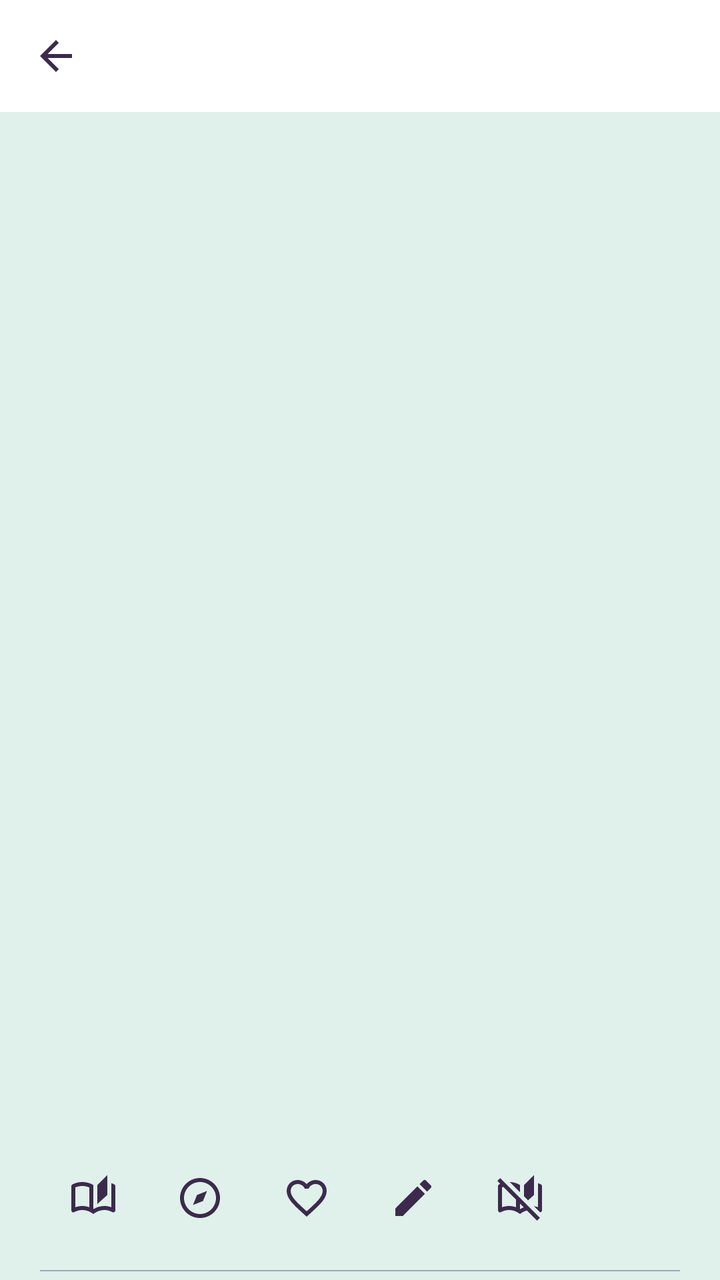
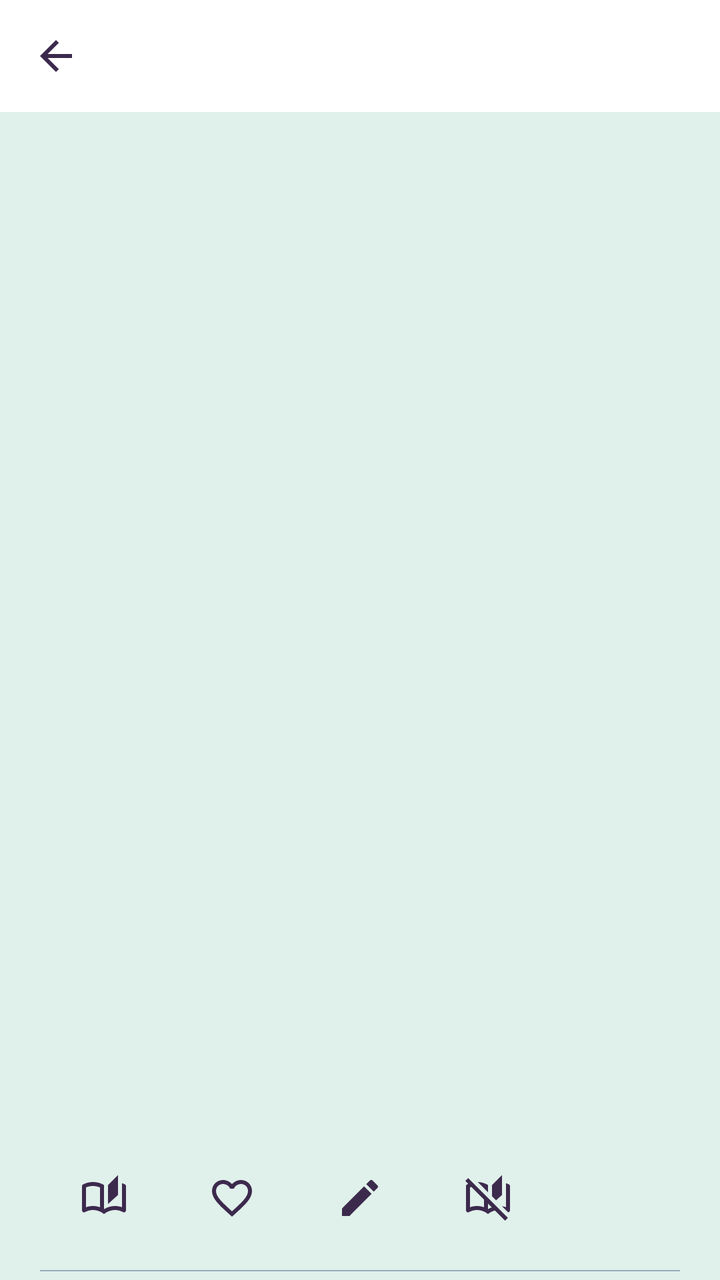

An Android layout rendered at two revisions. The XML below is the earlier revision; the diff shows what the commit changed to produce the second picture.
<!-- AndroidManifest.xml: activity theme Theme.EpubReader -->
<!-- res/layout/activity_book_details.xml -->
<?xml version="1.0" encoding="utf-8"?>
<androidx.coordinatorlayout.widget.CoordinatorLayout
    xmlns:android="http://schemas.android.com/apk/res/android"
    xmlns:app="http://schemas.android.com/apk/res-auto"
    android:layout_width="match_parent"
    android:layout_height="match_parent"
    android:fitsSystemWindows="true"
    android:background="?android:colorBackground">

    
    
    

    <com.google.android.material.appbar.AppBarLayout
        android:layout_width="match_parent"
        android:layout_height="wrap_content"
        android:background="?attr/colorSurface"
        app:elevation="0dp">

        <com.google.android.material.appbar.MaterialToolbar
            android:id="@+id/toolbar"
            android:layout_width="match_parent"
            android:layout_height="?attr/actionBarSize"
            android:title="@string/app_name"
            app:titleTextColor="?android:textColorPrimary"
            app:navigationIcon="@drawable/ic_arrow_back"
            app:navigationIconTint="?android:textColorPrimary" />

    </com.google.android.material.appbar.AppBarLayout>


    
    
    

    <androidx.core.widget.NestedScrollView
        android:layout_width="match_parent"
        android:layout_height="match_parent"
        android:fillViewport="true"
        android:background="?android:colorBackground"
        app:layout_behavior="@string/appbar_scrolling_view_behavior">

        <LinearLayout
            android:layout_width="match_parent"
            android:layout_height="wrap_content"
            android:orientation="vertical"
            android:paddingBottom="24dp">


            
            
            

            <FrameLayout
                android:layout_width="match_parent"
                android:layout_height="wrap_content"
                android:paddingStart="@dimen/app_row_content_padding_h"
                android:paddingEnd="@dimen/app_row_content_padding_h"
                android:paddingTop="8dp"
                android:paddingBottom="4dp">

                <ImageView
                    android:id="@+id/cover"
                    android:layout_width="wrap_content"
                    android:layout_height="450dp"
                    android:layout_gravity="start"
                    android:adjustViewBounds="true"
                    android:contentDescription="@string/book_cover"
                    android:scaleType="fitCenter" />

            </FrameLayout>


            
            
            

            <TextView
                android:id="@+id/title"
                android:layout_width="match_parent"
                android:layout_height="wrap_content"
                android:layout_marginStart="@dimen/app_row_content_padding_h"
                android:layout_marginTop="12dp"
                android:layout_marginEnd="@dimen/app_row_content_padding_h"
                android:gravity="start"
                android:textColor="?android:textColorPrimary"
                android:textSize="26sp"
                android:textStyle="bold"
                android:textAllCaps="true" />


            
            
            

            <LinearLayout
                android:layout_width="match_parent"
                android:layout_height="wrap_content"
                android:layout_marginStart="@dimen/app_row_content_padding_h"
                android:layout_marginTop="10dp"
                android:layout_marginEnd="@dimen/app_row_content_padding_h"
                android:gravity="start"
                android:orientation="horizontal">

                

                <ImageButton
                    android:id="@+id/btnRead"
                    android:layout_width="0dp"
                    android:layout_height="48dp"
                    android:layout_weight="1"
                    android:background="?attr/selectableItemBackgroundBorderless"
                    android:contentDescription="@string/option_open"
                    android:padding="10dp"
                    android:src="@drawable/ic_menu_book"
                    app:tint="?android:textColorPrimary" />

                

                <ImageButton
                    android:id="@+id/btnReadingNook"
                    android:layout_width="0dp"
                    android:layout_height="48dp"
                    android:layout_weight="1"
                    android:background="?attr/selectableItemBackgroundBorderless"
                    android:contentDescription="@string/reading_nook_open"
                    android:padding="10dp"
                    android:src="@drawable/ic_compass"
                    app:tint="?android:textColorPrimary" />

                

                <ImageButton
                    android:id="@+id/btnFavorite"
                    android:layout_width="0dp"
                    android:layout_height="48dp"
                    android:layout_weight="1"
                    android:background="?attr/selectableItemBackgroundBorderless"
                    android:contentDescription="@string/option_favorite"
                    android:padding="10dp"
                    android:src="@drawable/ic_favorite_border"
                    app:tint="?android:textColorPrimary" />

                

                <ImageButton
                    android:id="@+id/btnEditDetails"
                    android:layout_width="0dp"
                    android:layout_height="48dp"
                    android:layout_weight="1"
                    android:background="?attr/selectableItemBackgroundBorderless"
                    android:contentDescription="@string/option_edit_details"
                    android:padding="10dp"
                    android:src="@drawable/ic_edit"
                    app:tint="?android:textColorPrimary" />

                <ImageButton
                    android:id="@+id/btnRemoveReading"
                    android:layout_width="0dp"
                    android:layout_height="48dp"
                    android:layout_weight="1"
                    android:background="?attr/selectableItemBackgroundBorderless"
                    android:contentDescription="@string/option_remove_reading"
                    android:padding="10dp"
                    android:src="@drawable/ic_remove_reading"
                    app:tint="?android:textColorPrimary" />

                

                <ImageButton
                    android:id="@+id/btnRemove"
                    android:layout_width="0dp"
                    android:layout_height="48dp"
                    android:layout_weight="1"
                    android:background="?attr/selectableItemBackgroundBorderless"
                    android:contentDescription="@string/option_remove"
                    android:padding="10dp"
                    android:src="@drawable/ic_delete"
                    app:tint="@color/pop" />

            </LinearLayout>


            
            
            

            <View
                android:layout_width="match_parent"
                android:layout_height="0.5dp"
                android:layout_marginStart="@dimen/app_row_content_padding_h"
                android:layout_marginTop="12dp"
                android:layout_marginEnd="@dimen/app_row_content_padding_h"
                android:background="@color/light_border" />


            
            
            

            <LinearLayout
                android:layout_width="match_parent"
                android:layout_height="wrap_content"
                android:layout_marginStart="@dimen/app_row_content_padding_h"
                android:layout_marginTop="8dp"
                android:layout_marginEnd="@dimen/app_row_content_padding_h"
                android:orientation="vertical">


                

                <TextView
                    android:id="@+id/bookNameLabel"
                    style="@style/ReaderSettingLabel"
                    android:layout_width="match_parent"
                    android:layout_height="wrap_content"
                    android:layout_marginTop="4dp"
                    android:text="@string/book_name" />

                <TextView
                    android:id="@+id/bookValue"
                    android:layout_width="match_parent"
                    android:layout_height="wrap_content"
                    android:layout_marginTop="2dp"
                    android:textColor="?android:textColorPrimary"
                    android:textSize="15sp" />


                

                <TextView
                    android:id="@+id/bookAuthorLabel"
                    style="@style/ReaderSettingLabel"
                    android:layout_width="match_parent"
                    android:layout_height="wrap_content"
                    android:layout_marginTop="12dp"
                    android:text="@string/book_author" />

                <TextView
                    android:id="@+id/authorValue"
                    android:layout_width="match_parent"
                    android:layout_height="wrap_content"
                    android:layout_marginTop="2dp"
                    android:textColor="?android:textColorPrimary"
                    android:textSize="15sp" />


                

                <LinearLayout
                    android:id="@+id/seriesContainer"
                    android:layout_width="match_parent"
                    android:layout_height="wrap_content"
                    android:orientation="vertical">

                    <TextView
                        android:id="@+id/bookSeriesLabel"
                        style="@style/ReaderSettingLabel"
                        android:layout_width="match_parent"
                        android:layout_height="wrap_content"
                        android:layout_marginTop="12dp"
                        android:text="@string/book_series" />

                    <TextView
                        android:id="@+id/seriesValue"
                        android:layout_width="match_parent"
                        android:layout_height="wrap_content"
                        android:layout_marginTop="2dp"
                        android:textColor="?android:textColorPrimary"
                        android:textSize="15sp" />

                </LinearLayout>


                

                <TextView
                    android:id="@+id/bookFilenameLabel"
                    style="@style/ReaderSettingLabel"
                    android:layout_width="match_parent"
                    android:layout_height="wrap_content"
                    android:layout_marginTop="12dp"
                    android:text="@string/book_filename" />

                <TextView
                    android:id="@+id/filenameValue"
                    android:layout_width="match_parent"
                    android:layout_height="wrap_content"
                    android:layout_marginTop="2dp"
                    android:textColor="?android:textColorPrimary"
                    android:textSize="15sp" />


                

                <TextView
                    android:id="@+id/bookSizeLabel"
                    style="@style/ReaderSettingLabel"
                    android:layout_width="match_parent"
                    android:layout_height="wrap_content"
                    android:layout_marginTop="12dp"
                    android:text="@string/book_size" />

                <TextView
                    android:id="@+id/filesizeValue"
                    android:layout_width="match_parent"
                    android:layout_height="wrap_content"
                    android:layout_marginTop="2dp"
                    android:textColor="?android:textColorPrimary"
                    android:textSize="15sp" />


                

                <TextView
                    android:id="@+id/bookLanguageLabel"
                    style="@style/ReaderSettingLabel"
                    android:layout_width="match_parent"
                    android:layout_height="wrap_content"
                    android:layout_marginTop="12dp"
                    android:text="@string/book_language" />

                <TextView
                    android:id="@+id/languageValue"
                    android:layout_width="match_parent"
                    android:layout_height="wrap_content"
                    android:layout_marginTop="2dp"
                    android:textColor="?android:textColorPrimary"
                    android:textSize="15sp" />

                <TextView
                    android:id="@+id/publishYearLabel"
                    style="@style/ReaderSettingLabel"
                    android:layout_width="match_parent"
                    android:layout_height="wrap_content"
                    android:layout_marginTop="12dp"
                    android:text="@string/book_publish_year" />

                <TextView
                    android:id="@+id/publishYearValue"
                    android:layout_width="match_parent"
                    android:layout_height="wrap_content"
                    android:layout_marginTop="2dp"
                    android:textColor="?android:textColorPrimary"
                    android:textSize="15sp" />

                <TextView
                    android:id="@+id/subjectsLabel"
                    style="@style/ReaderSettingLabel"
                    android:layout_width="match_parent"
                    android:layout_height="wrap_content"
                    android:layout_marginTop="12dp"
                    android:text="@string/book_subjects" />

                <TextView
                    android:id="@+id/subjectsValue"
                    android:layout_width="match_parent"
                    android:layout_height="wrap_content"
                    android:layout_marginTop="2dp"
                    android:textColor="?android:textColorPrimary"
                    android:textSize="15sp" />


                

                <TextView
                    android:id="@+id/bookAddedLabel"
                    style="@style/ReaderSettingLabel"
                    android:layout_width="match_parent"
                    android:layout_height="wrap_content"
                    android:layout_marginTop="12dp"
                    android:text="@string/book_added" />

                <TextView
                    android:id="@+id/dateAddedValue"
                    android:layout_width="match_parent"
                    android:layout_height="wrap_content"
                    android:layout_marginTop="2dp"
                    android:textColor="?android:textColorPrimary"
                    android:textSize="15sp" />


                

                <LinearLayout
                    android:id="@+id/lastReadContainer"
                    android:layout_width="match_parent"
                    android:layout_height="wrap_content"
                    android:orientation="vertical">

                    <TextView
                        android:id="@+id/lastReadLabel"
                        style="@style/ReaderSettingLabel"
                        android:layout_width="match_parent"
                        android:layout_height="wrap_content"
                        android:layout_marginTop="12dp"
                        android:text="@string/book_last_read_and_bookmark" />

                    <TextView
                        android:id="@+id/lastReadValue"
                        android:layout_width="match_parent"
                        android:layout_height="wrap_content"
                        android:layout_marginTop="2dp"
                        android:textColor="?android:textColorPrimary"
                        android:textSize="15sp" />

                </LinearLayout>

            </LinearLayout>


            
            
            

            <View
                android:layout_width="match_parent"
                android:layout_height="0.5dp"
                android:layout_marginStart="@dimen/app_row_content_padding_h"
                android:layout_marginTop="16dp"
                android:layout_marginEnd="@dimen/app_row_content_padding_h"
                android:background="@color/light_border" />


            
            
            

            <LinearLayout
                android:id="@+id/descriptionContainer"
                android:layout_width="match_parent"
                android:layout_height="wrap_content"
                android:layout_marginStart="@dimen/app_row_content_padding_h"
                android:layout_marginTop="8dp"
                android:layout_marginEnd="@dimen/app_row_content_padding_h"
                android:orientation="vertical">

                <TextView
                    android:id="@+id/descriptionLabel"
                    style="@style/ReaderSettingLabel"
                    android:layout_width="match_parent"
                    android:layout_height="wrap_content"
                    android:layout_marginTop="4dp"
                    android:text="@string/book_description" />

                <TextView
                    android:id="@+id/description"
                    android:layout_width="match_parent"
                    android:layout_height="wrap_content"
                    android:layout_marginTop="2dp"
                    android:lineSpacingExtra="3dp"
                    android:textColor="?android:textColorPrimary"
                    android:textSize="15sp" />

            </LinearLayout>

        </LinearLayout>

    </androidx.core.widget.NestedScrollView>

</androidx.coordinatorlayout.widget.CoordinatorLayout>
<!-- resources referenced by this layout -->
<resources>
  <color name="light_border">@color/palette_slate</color>
  <color name="pop">@color/palette_mint</color>
  <dimen name="app_row_content_padding_h">20dp</dimen>
  <!-- drawable ic_compass (drawable) -->
  <vector xmlns:android="http://schemas.android.com/apk/res/android"
      android:width="24dp"
      android:height="24dp"
      android:viewportWidth="24"
      android:viewportHeight="24">
      <path
          android:fillColor="@android:color/white"
          android:pathData="M12,2C6.48,2 2,6.48 2,12s4.48,10 10,10 10,-4.48 10,-10S17.52,2 12,2zM12,20c-4.41,0 -8,-3.59 -8,-8s3.59,-8 8,-8 8,3.59 8,8 -3.59,8 -8,8zM15.5,8.5l-5,2 -2,5 5,-2 2,-5z" />
  </vector>
  <string name="app_name">The Bookworm Bliss</string>
  <string name="book_added">Date added</string>
  <string name="book_author">Author</string>
  <string name="book_cover">Book cover</string>
  <string name="book_description">Description</string>
  <string name="book_filename">Filename</string>
  <string name="book_language">Language</string>
  <string name="book_name">Book</string>
  <string name="book_publish_year">Publish year</string>
  <string name="book_series">Series</string>
  <string name="book_size">Filesize</string>
  <string name="book_subjects">Subjects</string>
  <string name="option_edit_details">Edit details</string>
  <string name="option_favorite">Favorite</string>
  <string name="option_open">Read</string>
  <string name="option_remove">Remove from library</string>
  <string name="reading_nook_open">Open Reading Nook</string>
  <color name="palette_slate">#95ADBE</color>
  <color name="palette_mint">#E0F0EA</color>
  <color name="colorBackground">@color/light_bg</color>
  <color name="colorSurface">@color/light_surface</color>
  <color name="colorOnSurface">@color/light_text</color>
  <color name="colorTextPrimary">@color/light_text</color>
  <color name="black">#000000</color>
  <color name="colorPrimary">@color/palette_plum</color>
  <color name="colorOnPrimary">@color/white</color>
  <color name="colorSecondary">@color/palette_slate</color>
  <color name="colorOnSecondary">@color/white</color>
  <color name="colorDivider">@color/light_border</color>
  <color name="colorAccent">@color/palette_mint</color>
  <color name="colorError">@color/palette_eggplant</color>
  <color name="colorSuccess">@color/palette_mint</color>
  <color name="colorDisabled">@color/palette_slate</color>
  <color name="colorReaderLink">@color/palette_purple</color>
  <dimen name="screen_padding_h">@dimen/spacing_lg</dimen>
  <dimen name="card_padding">@dimen/spacing_lg</dimen>
  <dimen name="row_spacing">@dimen/spacing_sm</dimen>
  <dimen name="card_spacing">@dimen/spacing_md</dimen>
  <dimen name="section_spacing">@dimen/spacing_lg</dimen>
  <color name="light_bg">@color/palette_mint</color>
  <color name="light_surface">@color/white</color>
  <color name="light_text">@color/palette_eggplant</color>
  <color name="light_text_muted">@color/palette_purple</color>
  <color name="palette_plum">#503A65</color>
  <color name="palette_purple">#574F7D</color>
  <color name="white">#FFFFFF</color>
  <color name="light_text_faint">@color/palette_slate</color>
  <color name="light_surface_alt">@color/palette_mint</color>
  <color name="palette_eggplant">#3C2A4D</color>
  <color name="reader_bg_light">@color/white</color>
  <color name="reader_ink_light">@color/black</color>
  <color name="tts_word_highlight">#8095ADBE</color>
  <color name="reader_chrome_text">@color/white</color>
  <color name="reader_chrome_text_muted">#B3FFFFFF</color>
  <color name="reader_chrome_scrim">#803C2A4D</color>
  <dimen name="spacing_lg">16dp</dimen>
  <dimen name="spacing_sm">8dp</dimen>
  <dimen name="spacing_md">12dp</dimen>
  <dimen name="card_corner_radius">14dp</dimen>
  <dimen name="button_corner_radius">12dp</dimen>
  <dimen name="dialog_corner_radius">16dp</dimen>
  <dimen name="chip_corner_radius">8dp</dimen>
  <dimen name="thumbnail_corner_radius">6dp</dimen>
  <!-- unchanged entries left out for length: 33 -->
</resources>

<!-- the commit's change to res/layout/activity_book_details.xml (unified diff, before → after) -->
@@ -118,19 +118,6 @@
                 
 
                 <ImageButton
-                    android:id="@+id/btnReadingNook"
-                    android:layout_width="0dp"
-                    android:layout_height="48dp"
-                    android:layout_weight="1"
-                    android:background="?attr/selectableItemBackgroundBorderless"
-                    android:contentDescription="@string/reading_nook_open"
-                    android:padding="10dp"
-                    android:src="@drawable/ic_compass"
-                    app:tint="?android:textColorPrimary" />
-
-                
-
-                <ImageButton
                     android:id="@+id/btnFavorite"
                     android:layout_width="0dp"
                     android:layout_height="48dp"
<!-- resource entries referenced after the edit -->
@@ -3,16 +3,6 @@
   <color name="light_border">@color/palette_slate</color>
   <color name="pop">@color/palette_mint</color>
   <dimen name="app_row_content_padding_h">20dp</dimen>
-  <!-- drawable ic_compass (drawable) -->
-  <vector xmlns:android="http://schemas.android.com/apk/res/android"
-      android:width="24dp"
-      android:height="24dp"
-      android:viewportWidth="24"
-      android:viewportHeight="24">
-      <path
-          android:fillColor="@android:color/white"
-          android:pathData="M12,2C6.48,2 2,6.48 2,12s4.48,10 10,10 10,-4.48 10,-10S17.52,2 12,2zM12,20c-4.41,0 -8,-3.59 -8,-8s3.59,-8 8,-8 8,3.59 8,8 -3.59,8 -8,8zM15.5,8.5l-5,2 -2,5 5,-2 2,-5z" />
-  </vector>
   <string name="app_name">The Bookworm Bliss</string>
   <string name="book_added">Date added</string>
   <string name="book_author">Author</string>
@@ -29,7 +19,6 @@
   <string name="option_favorite">Favorite</string>
   <string name="option_open">Read</string>
   <string name="option_remove">Remove from library</string>
-  <string name="reading_nook_open">Open Reading Nook</string>
   <color name="palette_slate">#95ADBE</color>
   <color name="palette_mint">#E0F0EA</color>
   <color name="colorBackground">@color/light_bg</color>
